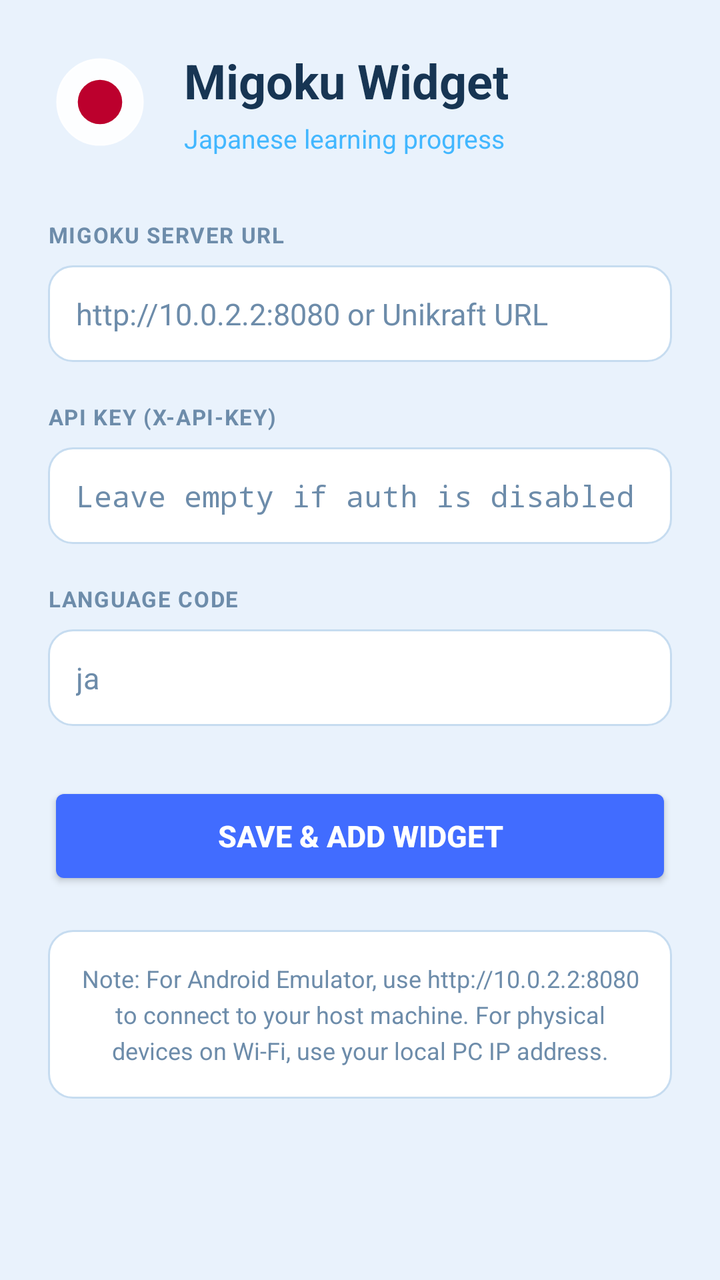
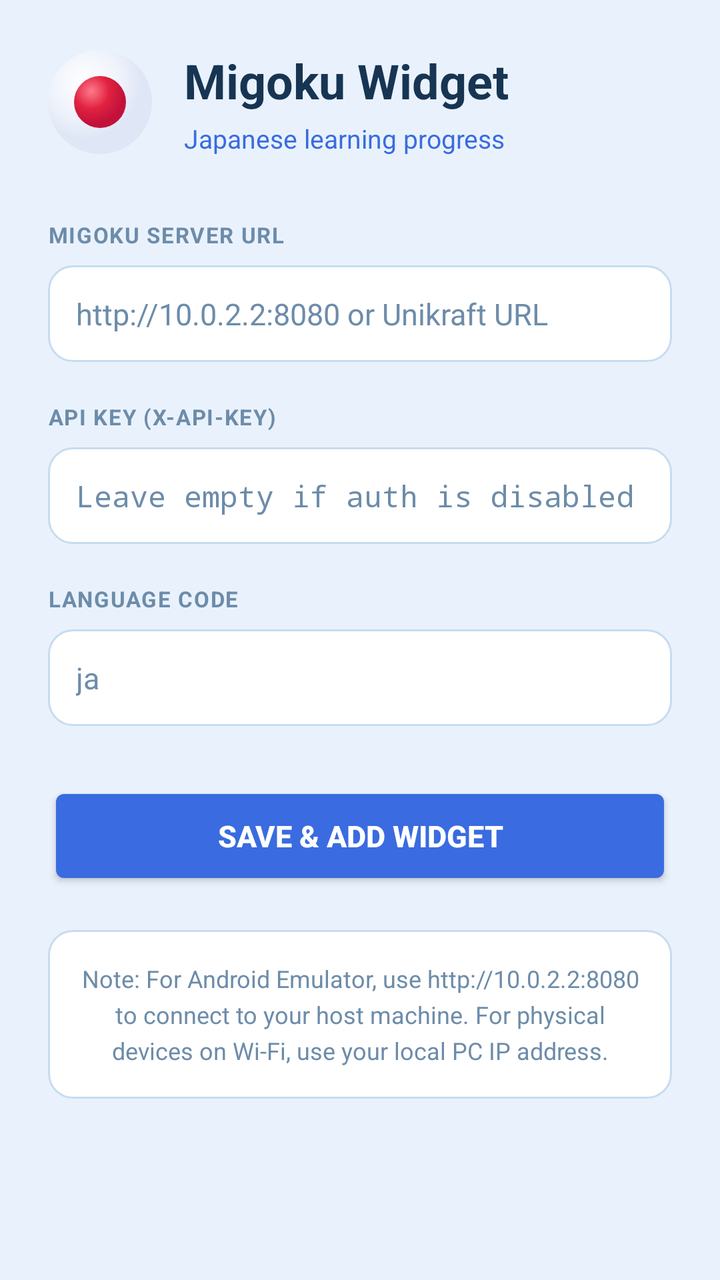

Before-and-after screenshots of an Android layout around one commit, followed by the original layout XML and the change that was made.
<!-- AndroidManifest.xml: activity theme android:Theme.DeviceDefault.NoActionBar -->
<!-- res/layout/activity_widget_config.xml -->
<?xml version="1.0" encoding="utf-8"?>
<ScrollView xmlns:android="http://schemas.android.com/apk/res/android"
    android:layout_width="match_parent"
    android:layout_height="match_parent"
    android:background="@color/bg_light"
    android:fillViewport="true"
    android:padding="24dp">

    <LinearLayout
        android:layout_width="match_parent"
        android:layout_height="wrap_content"
        android:orientation="vertical">

        <LinearLayout
            android:layout_width="match_parent"
            android:layout_height="wrap_content"
            android:layout_marginBottom="32dp"
            android:gravity="center_vertical"
            android:orientation="horizontal">

            <ImageView
                android:layout_width="52dp"
                android:layout_height="52dp"
                android:contentDescription="@string/config_title"
                android:src="@drawable/ic_japan_flag" />

            <LinearLayout
                android:layout_width="wrap_content"
                android:layout_height="wrap_content"
                android:layout_marginStart="16dp"
                android:orientation="vertical">

                <TextView
                    android:layout_width="wrap_content"
                    android:layout_height="wrap_content"
                    android:text="@string/config_title"
                    android:textColor="@color/text_ink"
                    android:textSize="24sp"
                    android:textStyle="bold" />

                <TextView
                    android:layout_width="wrap_content"
                    android:layout_height="wrap_content"
                    android:layout_marginTop="4dp"
                    android:text="@string/config_subtitle"
                    android:textColor="@color/learning_fill_start"
                    android:textSize="13sp" />
            </LinearLayout>
        </LinearLayout>

        
        <TextView
            android:layout_width="wrap_content"
            android:layout_height="wrap_content"
            android:letterSpacing="0.05"
            android:text="@string/config_server_url_label"
            android:textColor="@color/text_ink_muted"
            android:textSize="11sp"
            android:textStyle="bold" />

        <EditText
            android:id="@+id/et_server_url"
            android:layout_width="match_parent"
            android:layout_height="wrap_content"
            android:layout_marginTop="8dp"
            android:layout_marginBottom="20dp"
            android:background="@drawable/input_bg"
            android:hint="http://10.0.2.2:8080 or Unikraft URL"
            android:inputType="textUri"
            android:padding="14dp"
            android:textColor="@color/text_ink"
            android:textColorHint="@color/text_ink_muted"
            android:textSize="15sp" />

        
        <TextView
            android:layout_width="wrap_content"
            android:layout_height="wrap_content"
            android:letterSpacing="0.05"
            android:text="@string/config_api_key_label"
            android:textColor="@color/text_ink_muted"
            android:textSize="11sp"
            android:textStyle="bold" />

        <EditText
            android:id="@+id/et_api_key"
            android:layout_width="match_parent"
            android:layout_height="wrap_content"
            android:layout_marginTop="8dp"
            android:layout_marginBottom="20dp"
            android:background="@drawable/input_bg"
            android:hint="Leave empty if auth is disabled"
            android:inputType="textPassword"
            android:padding="14dp"
            android:textColor="@color/text_ink"
            android:textColorHint="@color/text_ink_muted"
            android:textSize="15sp" />

        
        <TextView
            android:layout_width="wrap_content"
            android:layout_height="wrap_content"
            android:letterSpacing="0.05"
            android:text="@string/config_lang_label"
            android:textColor="@color/text_ink_muted"
            android:textSize="11sp"
            android:textStyle="bold" />

        <EditText
            android:id="@+id/et_lang"
            android:layout_width="match_parent"
            android:layout_height="wrap_content"
            android:layout_marginTop="8dp"
            android:layout_marginBottom="28dp"
            android:background="@drawable/input_bg"
            android:hint="ja"
            android:inputType="text"
            android:padding="14dp"
            android:textColor="@color/text_ink"
            android:textColorHint="@color/text_ink_muted"
            android:textSize="15sp" />

        <Button
            android:id="@+id/btn_save_config"
            android:layout_width="match_parent"
            android:layout_height="54dp"
            android:backgroundTint="@color/accent"
            android:text="@string/config_save"
            android:textColor="@color/text_primary"
            android:textSize="15sp"
            android:textStyle="bold" />

        <TextView
            android:layout_width="match_parent"
            android:layout_height="wrap_content"
            android:layout_marginTop="20dp"
            android:background="@drawable/input_bg"
            android:gravity="center"
            android:lineSpacingExtra="4dp"
            android:padding="16dp"
            android:text="@string/config_note"
            android:textColor="@color/text_ink_muted"
            android:textSize="12sp" />
    </LinearLayout>
</ScrollView>
<!-- resources referenced by this layout -->
<resources>
  <color name="accent">#FF416CFF</color>
  <color name="bg_light">#E9F2FC</color>
  <color name="learning_fill_start">#FF42B7FF</color>
  <color name="text_ink">#FF173553</color>
  <color name="text_ink_muted">#FF6D8CAA</color>
  <color name="text_primary">#FFFFFFFF</color>
  <!-- drawable ic_japan_flag (drawable) -->
  <?xml version="1.0" encoding="utf-8"?>
  <vector xmlns:android="http://schemas.android.com/apk/res/android"
      android:width="68dp"
      android:height="68dp"
      android:viewportWidth="220"
      android:viewportHeight="220">
      
      <path
          android:fillColor="@color/flag_disc"
          android:pathData="M110,19 a91,91 0 1,0 0,182 a91,91 0 1,0 0,-182"
          android:strokeColor="@color/flag_disc"
          android:strokeWidth="3" />
      
      <path
          android:fillColor="@color/flag_red"
          android:pathData="M110,110 m-47,0 a47,47 0 1,0 94,0 a47,47 0 1,0 -94,0" />
  </vector>
  <!-- drawable input_bg (drawable) -->
  <?xml version="1.0" encoding="utf-8"?>
  <layer-list xmlns:android="http://schemas.android.com/apk/res/android">
      <item>
          <shape android:shape="rectangle">
              <solid android:color="@color/input_bg" />
              <corners android:radius="12dp" />
              <stroke android:width="1dp" android:color="@color/input_border" />
          </shape>
      </item>
  </layer-list>
  <string name="config_api_key_label">API KEY (X-API-KEY)</string>
  <string name="config_lang_label">LANGUAGE CODE</string>
  <string name="config_note">Note: For Android Emulator, use http://10.0.2.2:8080 to connect to your host machine. For physical devices on Wi-Fi, use your local PC IP address.</string>
  <string name="config_save">Save &amp; Add Widget</string>
  <string name="config_server_url_label">MIGOKU SERVER URL</string>
  <string name="config_subtitle">Japanese learning progress</string>
  <string name="config_title">Migoku Widget</string>
  <color name="flag_disc">#E0FFFFFF</color>
  <color name="flag_red">#FFBC002D</color>
  <color name="input_bg">#FFFFFFFF</color>
  <color name="input_border">#FFC6DCF0</color>
</resources>

<!-- the commit's change to res/layout/activity_widget_config.xml (unified diff, before → after) -->
@@ -43,7 +43,7 @@
                     android:layout_height="wrap_content"
                     android:layout_marginTop="4dp"
                     android:text="@string/config_subtitle"
-                    android:textColor="@color/learning_fill_start"
+                    android:textColor="@color/accent"
                     android:textSize="13sp" />
             </LinearLayout>
         </LinearLayout>
<!-- resource entries referenced after the edit -->
@@ -1,28 +1,46 @@
 <!-- resources referenced by this layout -->
 <resources>
-  <color name="accent">#FF416CFF</color>
+  <color name="accent">#FF3A6BE0</color>
   <color name="bg_light">#E9F2FC</color>
-  <color name="learning_fill_start">#FF42B7FF</color>
   <color name="text_ink">#FF173553</color>
   <color name="text_ink_muted">#FF6D8CAA</color>
   <color name="text_primary">#FFFFFFFF</color>
   <!-- drawable ic_japan_flag (drawable) -->
   <?xml version="1.0" encoding="utf-8"?>
   <vector xmlns:android="http://schemas.android.com/apk/res/android"
-      android:width="68dp"
-      android:height="68dp"
-      android:viewportWidth="220"
-      android:viewportHeight="220">
-      
-      <path
-          android:fillColor="@color/flag_disc"
-          android:pathData="M110,19 a91,91 0 1,0 0,182 a91,91 0 1,0 0,-182"
-          android:strokeColor="@color/flag_disc"
-          android:strokeWidth="3" />
-      
-      <path
-          android:fillColor="@color/flag_red"
-          android:pathData="M110,110 m-47,0 a47,47 0 1,0 94,0 a47,47 0 1,0 -94,0" />
+      xmlns:aapt="http://schemas.android.com/aapt"
+      android:width="34dp"
+      android:height="34dp"
+      android:viewportWidth="48"
+      android:viewportHeight="48">
+  
+      <path android:pathData="M24,0 A24,24 0 1,1 23.99,0 Z">
+          <aapt:attr name="android:fillColor">
+              <gradient
+                  android:centerX="17"
+                  android:centerY="15"
+                  android:gradientRadius="26"
+                  android:type="radial">
+                  <item android:color="@color/flag_disc_core" android:offset="0" />
+                  <item android:color="@color/flag_disc_mid" android:offset="0.65" />
+                  <item android:color="@color/flag_disc_edge" android:offset="1" />
+              </gradient>
+          </aapt:attr>
+      </path>
+  
+      <path android:pathData="M24,24 m-12,0 a12,12 0 1,0 24,0 a12,12 0 1,0 -24,0">
+          <aapt:attr name="android:fillColor">
+              <gradient
+                  android:centerX="20"
+                  android:centerY="19"
+                  android:gradientRadius="15"
+                  android:type="radial">
+                  <item android:color="@color/flag_red_core" android:offset="0" />
+                  <item android:color="@color/flag_red_mid" android:offset="0.55" />
+                  <item android:color="@color/flag_red_edge" android:offset="1" />
+              </gradient>
+          </aapt:attr>
+      </path>
   </vector>
   <!-- drawable input_bg (drawable) -->
   <?xml version="1.0" encoding="utf-8"?>
@@ -42,8 +60,12 @@
   <string name="config_server_url_label">MIGOKU SERVER URL</string>
   <string name="config_subtitle">Japanese learning progress</string>
   <string name="config_title">Migoku Widget</string>
-  <color name="flag_disc">#E0FFFFFF</color>
-  <color name="flag_red">#FFBC002D</color>
+  <color name="flag_disc_core">#FFFFFFFF</color>
+  <color name="flag_disc_mid">#FFEEF2FB</color>
+  <color name="flag_disc_edge">#FFDFE6F5</color>
+  <color name="flag_red_core">#FFFF7A8C</color>
+  <color name="flag_red_mid">#FFE0223F</color>
+  <color name="flag_red_edge">#FFC3123A</color>
   <color name="input_bg">#FFFFFFFF</color>
   <color name="input_border">#FFC6DCF0</color>
 </resources>
